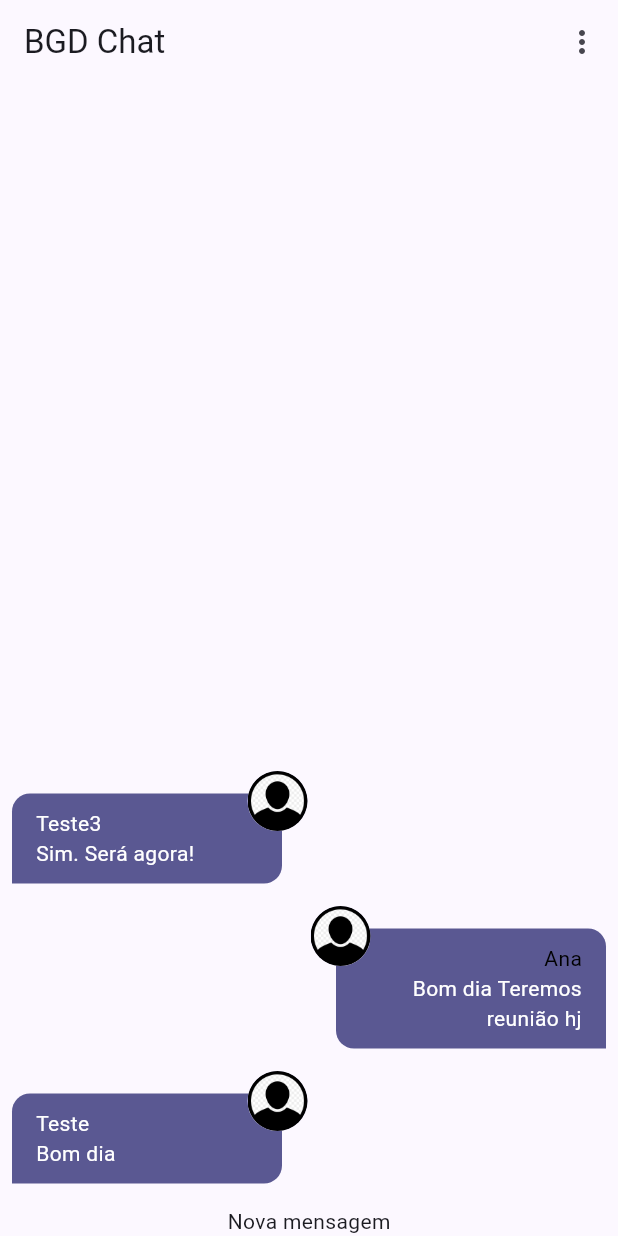
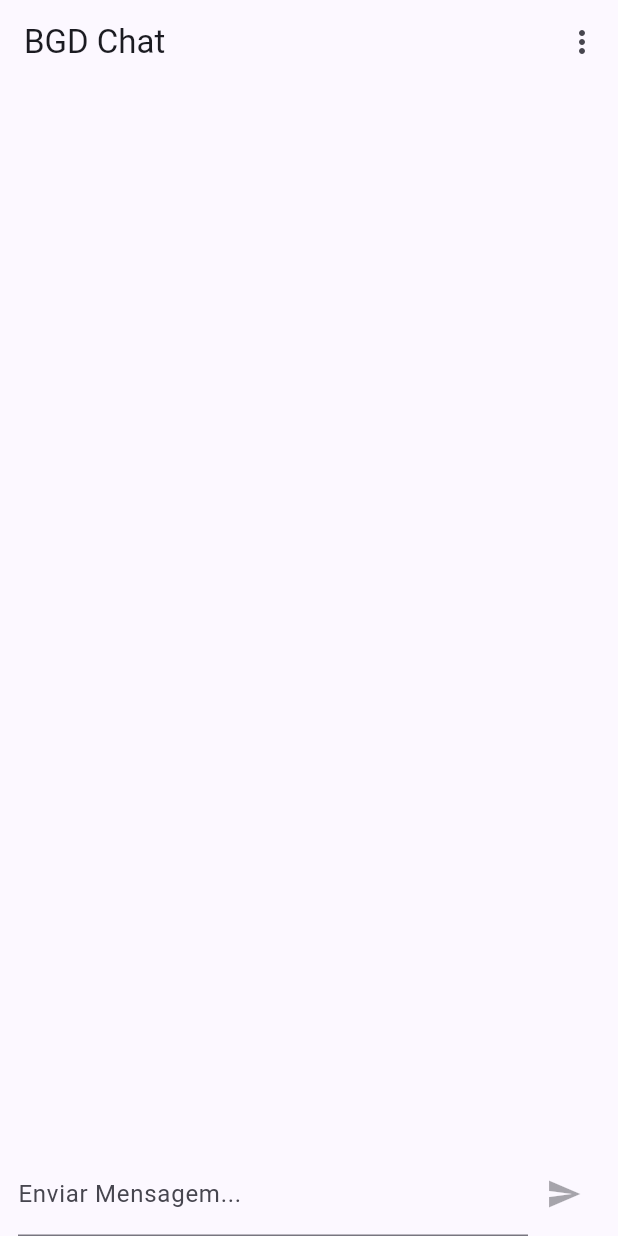
Before and after one commit to GoedertDalmolin/chat, a Flutter app: the screen it shows after launch, on a phone screen of 412 x 824 dp. Run offline on Flutter 3.47's test engine with Material 3 defaults, Android fonts, the phone set to English and light mode, and no system bars; our stand-ins replace image_picker; accounts and stored records are empty.

Commit message:
Updated new_message.dart component.

```diff
--- a/lib/core/services/chat/chat_mock_service.dart
+++ b/lib/core/services/chat/chat_mock_service.dart
@@ -6,32 +6,7 @@ import 'package:chat/core/models/chat_user.dart';
 import 'package:chat/core/services/chat/chat_service.dart';
 
 class ChatMockService implements ChatService {
-  static final List<ChatMessage> _msgs = [
-    ChatMessage(
-      id: '1',
-      text: 'Bom dia',
-      createdAt: DateTime.now(),
-      userId: '123',
-      userName: 'Teste',
-      userImageUrl: 'assets/images/avatar.png',
-    ),
-    ChatMessage(
-      id: '2',
-      text: 'Bom dia Teremos reunião hj',
-      createdAt: DateTime.now(),
-      userId: '1234',
-      userName: 'Ana',
-      userImageUrl: 'assets/images/avatar.png',
-    ),
-    ChatMessage(
-      id: '3',
-      text: 'Sim. Será agora!',
-      createdAt: DateTime.now(),
-      userId: '12345',
-      userName: 'Teste3',
-      userImageUrl: 'assets/images/avatar.png',
-    ),
-  ];
+  static final List<ChatMessage> _msgs = [];
 
   static MultiStreamController<List<ChatMessage>>? _controller;
   static final _msgsStreams = Stream<List<ChatMessage>>.multi((controller) {
@@ -57,7 +32,7 @@ class ChatMockService implements ChatService {
 
     _msgs.add(newMessage);
 
-    _controller?.add(_msgs);
+    _controller?.add(_msgs.reversed.toList());
 
     return newMessage;
   }
--- a/lib/pages/components/message_bubble.dart
+++ b/lib/pages/components/message_bubble.dart
@@ -63,7 +63,7 @@ class MessageBubble extends StatelessWidget {
                   Text(
                     message.userName,
                     textAlign: TextAlign.start,
-                    style: TextStyle(color: belongsToCurrentUser ? Colors.black : Colors.white),
+                    style: TextStyle(color: belongsToCurrentUser ? Colors.black : Colors.blueAccent),
                   ),
                   Text(
                     message.text,
--- a/lib/pages/components/new_message.dart
+++ b/lib/pages/components/new_message.dart
@@ -1,12 +1,52 @@
+import 'package:chat/core/services/auth/auth_service.dart';
+import 'package:chat/core/services/chat/chat_service.dart';
 import 'package:flutter/material.dart';
 
-class NewMessage extends StatelessWidget {
+class NewMessage extends StatefulWidget {
   const NewMessage({super.key});
 
   @override
+  State<NewMessage> createState() => _NewMessageState();
+}
+
+class _NewMessageState extends State<NewMessage> {
+  String _message = '';
+
+  final _messageController = TextEditingController();
+
+  Future _sendMessage() async {
+    final user = AuthService().currentUser;
+
+    if (user != null) {
+      await ChatService().save(_message, user);
+    }
+
+    _messageController.clear();
+  }
+
+  @override
   Widget build(BuildContext context) {
-    return  const Center(
-      child: Text('Nova mensagem'),
+    return Padding(
+      padding: const EdgeInsets.symmetric(horizontal: 12.0),
+      child: Row(
+        children: [
+          Expanded(
+            child: TextField(
+              onChanged: (msg) => setState(() {
+                _message = msg;
+              }),
+              controller: _messageController,
+              decoration: const InputDecoration(
+                labelText: 'Enviar Mensagem...',
+              ),
+            ),
+          ),
+          IconButton(
+            onPressed: _message.trim().isEmpty ? null : _sendMessage,
+            icon: const Icon(Icons.send),
+          ),
+        ],
+      ),
     );
   }
 }
```
